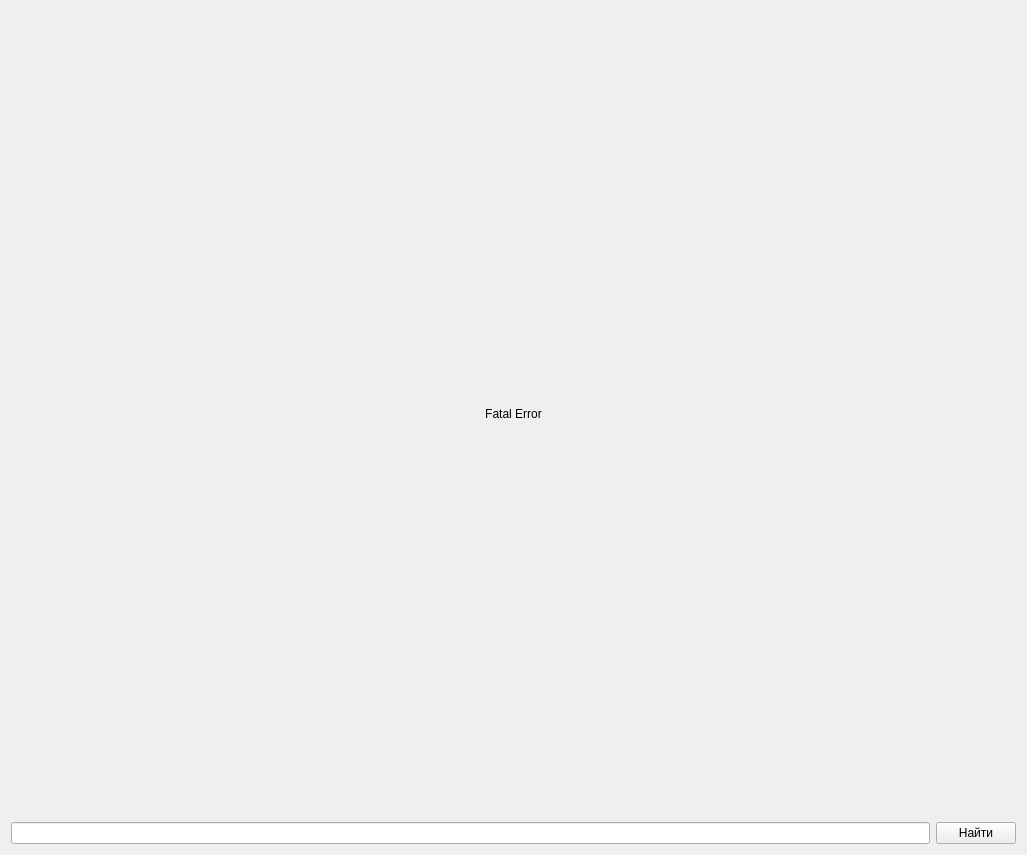
This is main.ui in AzyaFLEX/BigAPI as Qt 5 draws it before an edit. The edited form follows.
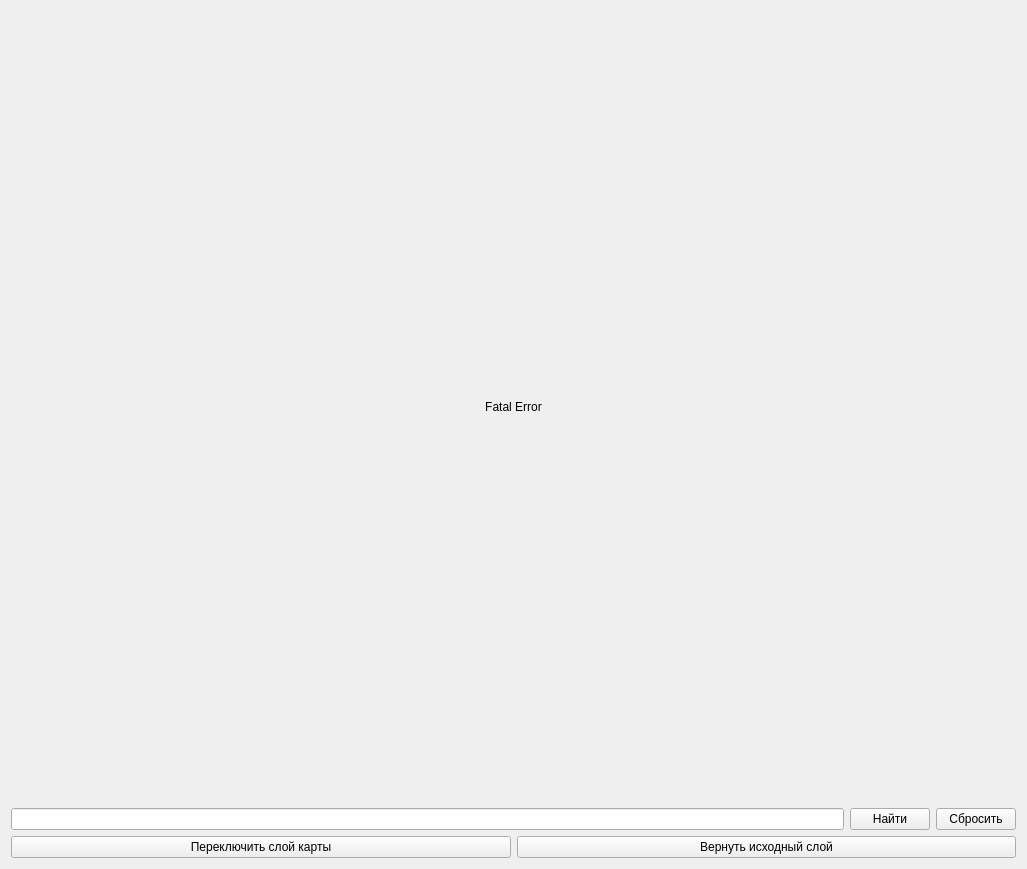
This is the edited form.

What changed in the file:
```diff
--- a/main.ui
+++ b/main.ui
@@ -15,8 +15,6 @@
   </property>
   <layout class="QGridLayout" name="gridLayout">
    <item row="0" column="0">
-    <layout class="QVBoxLayout" name="verticalLayout">
-     <item>
       <widget class="QLabel" name="image">
        <property name="minimumSize">
         <size>
@@ -32,6 +30,8 @@
        </property>
       </widget>
      </item>
+   <item row="1" column="0">
+    <layout class="QVBoxLayout" name="verticalLayout">
      <item>
       <layout class="QHBoxLayout" name="horizontalLayout">
        <item>
@@ -41,6 +41,31 @@
         <widget class="QPushButton" name="btn">
          <property name="text">
           <string>Найти</string>
+         </property>
+        </widget>
+       </item>
+       <item>
+        <widget class="QPushButton" name="cancel">
+         <property name="text">
+          <string>Сбросить</string>
+         </property>
+        </widget>
+       </item>
+      </layout>
+     </item>
+     <item>
+      <layout class="QHBoxLayout" name="horizontalLayout_2">
+       <item>
+        <widget class="QPushButton" name="change_lay">
+         <property name="text">
+          <string>Переключить слой карты</string>
+         </property>
+        </widget>
+       </item>
+       <item>
+        <widget class="QPushButton" name="return_lay">
+         <property name="text">
+          <string>Вернуть исходный слой</string>
          </property>
         </widget>
        </item>
```
Lines whose indentation alone changed are shown as unchanged.
